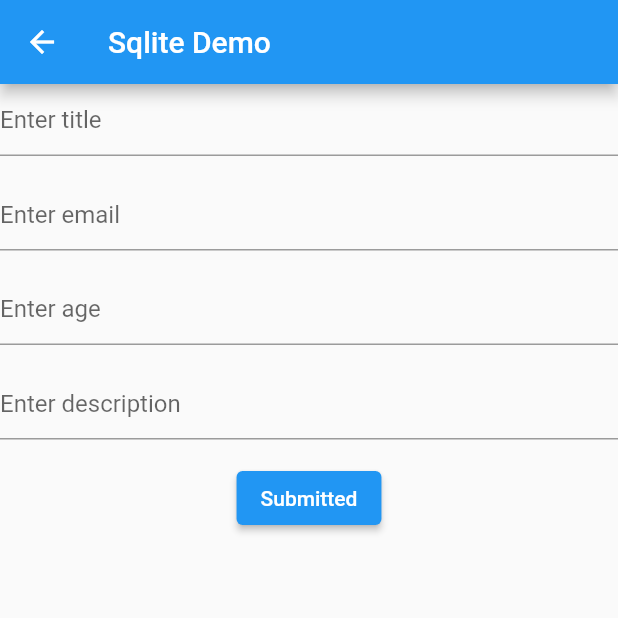
After one commit to shahzadhsp/khubaib_sqflite, a Flutter app: the screen it shows after launch, after a tap on the "add" icon, on a phone screen of 412 x 824 dp, the top half of it. The commit adds this screen. Run offline on Flutter 3.47's test engine with Material 2 defaults, Android fonts, the phone set to English and light mode, and no system bars; our stand-ins replace sqflite; accounts and stored records are empty.

Commit message:
updated code with sqflite

```diff
--- /dev/null
+++ b/lib/form_screen.dart
@@ -0,0 +1,214 @@
+import 'package:flutter/material.dart';
+import 'package:khubaib_sqflite/db_handler.dart';
+import 'package:khubaib_sqflite/notes_model.dart';
+
+class FormScreen extends StatefulWidget {
+  const FormScreen({super.key});
+
+  @override
+  State<FormScreen> createState() => _FormScreenState();
+}
+
+class _FormScreenState extends State<FormScreen> {
+  final _titleController = TextEditingController();
+  final _emailController = TextEditingController();
+
+  final _ageController = TextEditingController();
+  final _descriptionController = TextEditingController();
+// create a database class instance
+  DbHelper dbHelper = DbHelper();
+  // create a model class instance
+  NotesModel? notesModel;
+  // initialize a list
+  List<NotesModel> notesModellist = [];
+
+ // int updatIndex=0;
+ //create a global form key for check validation
+  final _formkey = GlobalKey<FormState>();
+  @override
+  Widget build(BuildContext context) {
+  //  List<NotesModel> notesModellist = [];
+    return Scaffold(
+      appBar: AppBar(
+        title: const Text('Sqlite Demo'),
+      ),
+      body: Form(
+          key: _formkey,
+          child: Column(
+            children: [
+              TextFormField(
+                controller: _titleController,
+                decoration: InputDecoration(hintText: 'Enter title'),
+              ),
+              SizedBox(
+                height: 15,
+              ),
+              TextFormField(
+                controller: _emailController,
+                decoration: InputDecoration(hintText: 'Enter email'),
+              ),
+              SizedBox(
+                height: 15,
+              ),
+              TextFormField(
+                controller: _ageController,
+                keyboardType: TextInputType.number,
+                decoration: InputDecoration(hintText: 'Enter age'),
+              ),
+              SizedBox(
+                height: 15,
+              ),
+              TextFormField(
+                controller: _descriptionController,
+                decoration: InputDecoration(hintText: 'Enter description'),
+              ),
+              SizedBox(
+                height: 15,
+              ),
+              ElevatedButton(
+                onPressed: () {
+
+                  _submittedButton(context);
+
+                  setState(() {});
+                },
+                child: Text('Submitted'),
+              ),
+              SizedBox(
+                height: 20,
+              ),
+              // Expanded(
+              //   child: FutureBuilder(
+              //     future: dbHelper.getNotesList(),
+              //     builder: (context, snapshot) {
+              //       if (snapshot.hasData) {
+              //         notesModellist = snapshot.data as List<NotesModel>;
+              //         return ListView.builder(
+              //           shrinkWrap: true,
+              //           itemCount: snapshot.data!.length,
+              //           itemBuilder: (BuildContext context, int index) {
+              //             NotesModel st = notesModellist[index];
+              //             return Row(
+              //               children: [
+              //                 Card(
+              //                   color: Colors.red,
+              //                   child: Column(
+              //                     children: [
+              //                       Text(
+              //                         'Title ${st.title}',
+              //                         style: TextStyle(
+              //                             color: Colors.white, fontSize: 16),
+              //                       ),
+              //                       SizedBox(
+              //                         height: 20,
+              //                       ),
+              //                       Text('Age ${st.age}',
+              //                           style: TextStyle(
+              //                               color: Colors.white, fontSize: 15)),
+              //                       SizedBox(
+              //                         height: 20,
+              //                       ),
+              //                       Text('Email ${st.email}',
+              //                           style: TextStyle(
+              //                               color: Colors.white, fontSize: 16)),
+              //                       SizedBox(
+              //                         height: 20,
+              //                       ),
+              //                       Text('Description: ${st.description}',
+              //                           style: TextStyle(
+              //                               color: Colors.white, fontSize: 16)),
+              //                     ],
+              //                   ),
+              //                 ),
+              //                 IconButton(
+              //                     onPressed: () {
+              //                       // _titleController.text= st.title;
+              //                       // _emailController.text= st.email;
+              //                       // _ageController.text = st.email;
+              //                       // _descriptionController.text= st.description;
+              //                       // notesModellist =st as List<NotesModel>;
+              //                       // updatIndex = index;
+              //                     },
+              //                     icon: Icon(
+              //                       Icons.edit,
+              //                       color: Colors.blue,size: 20,
+              //                     )),
+              //                 IconButton(
+              //                     onPressed: () {
+
+              //                       dbHelper.delete(st.id as int);
+              //                       setState(() {
+              //                         notesModellist.removeAt(index);
+              //                       });
+              //                     },
+              //                     icon: Icon(
+              //                       Icons.delete,
+              //                       color: Colors.red,size: 20,
+              //                     )),
+              //               ],
+              //             );
+              //           },
+              //         );
+              //       }
+              //       return CircularProgressIndicator();
+              //     },
+              //   ),
+              // ),
+            ],
+          )),
+    );
+  }
+
+  void _submittedButton(BuildContext context) {
+    if (_formkey.currentState!.validate()) {
+      if (notesModel == null) {
+       NotesModel notesModel = NotesModel(
+            title: _titleController.text,
+            email: _emailController.text,
+            age: int.parse(_ageController.text),
+            description: _descriptionController.text);
+        dbHelper.insert(notesModel).then(
+          (id) {
+            print('Submitted form successfuly ${id}');
+            print(' Titl :${_titleController.text}');
+            print('Email: ${_emailController.text}');
+            print('Age :${_ageController.text}');
+
+            print(" Description : ${_descriptionController.text}");
+            _titleController.clear();
+            _ageController.clear();
+            _emailController.clear();
+            _descriptionController.clear();
+            //Retrieve update note list
+            dbHelper.getNotesList().then((updatedlist) {
+              setState(() {
+                notesModellist = updatedlist;
+              });
+
+            });
+          },
+        );
+      }
+      // else{
+      //   // notesModellist.title =_titleController.text;
+      //   // notesModel!.email=_emailController.text;
+      //   // notesModel!.age=int.parse(_ageController.text);
+      //   // notesModel!.description=_descriptionController.text;
+      //   dbHelper.update(notesModel!).then((id) {
+      //     setState(() {
+      //       notesModellist[updatIndex]=  _titleController.text as NotesModel;
+      //       notesModellist[updatIndex]=_emailController.text as NotesModel;
+      //       notesModellist[updatIndex]=_ageController.text as NotesModel;
+      //       notesModellist[updatIndex]= _descriptionController.text as NotesModel;
+      //     });
+      //     _titleController.clear();
+      //       _ageController.clear();
+      //       _emailController.clear();
+      //       _descriptionController.clear();
+      //         notesModel = null;
+      //   });
+      // }
+    }
+    Navigator.pop(context,notesModel);
+  }
+}
--- a/lib/main.dart
+++ b/lib/main.dart
@@ -1,5 +1,5 @@
 import 'package:flutter/material.dart';
-import 'package:khubaib_sqflite/home_screen.dart';
+import 'package:khubaib_sqflite/show_data_gpt.dart';
 
 void main() {
   runApp(const MyApp());
@@ -16,7 +16,7 @@ class MyApp extends StatelessWidget {
       theme: ThemeData(
         primarySwatch: Colors.blue,
       ),
-      home: const HomeScreen(),
+      home: const ShowDataGpt(),
     );
   }
 }
--- /dev/null
+++ b/lib/show_data_gpt.dart
@@ -0,0 +1,99 @@
+import 'package:flutter/material.dart';
+
+import 'package:khubaib_sqflite/db_handler.dart';
+import 'package:khubaib_sqflite/form_screen.dart';
+import 'package:khubaib_sqflite/notes_model.dart';
+
+class ShowDataGpt extends StatefulWidget {
+  const ShowDataGpt({Key? key}) : super(key: key);
+
+  @override
+  _ShowDataGptState createState() => _ShowDataGptState();
+}
+
+class _ShowDataGptState extends State<ShowDataGpt> {
+  DbHelper dbHelper = DbHelper();
+
+  @override
+  Widget build(BuildContext context) {
+    return Scaffold(
+      appBar: AppBar(
+        title: const Text('Notes'),
+      ),
+      floatingActionButton: FloatingActionButton(
+        onPressed: () async {
+          print('Click');
+          var value = await Navigator.push(
+            context,
+            MaterialPageRoute(
+              builder: (context) => FormScreen(),
+            ),
+          );
+          setState(() {
+            if (value != null &&
+                value.title != "" &&
+                value.email != "" &&
+                value.age != "" &&
+                value.description != "") {
+              NotesModel notesModel = NotesModel(
+                title: value.title,
+                email: value.email,
+                age: int.parse(value.age),
+                description: value.description,
+              );
+              dbHelper.insert(notesModel);
+            }
+          });
+        },
+        child: Icon(Icons.add),
+      ),
+      body: FutureBuilder(
+        future: dbHelper.getNotesList(),
+        builder: (context, snapshot) {
+          if (snapshot.connectionState == ConnectionState.waiting) {
+            return Center(child: CircularProgressIndicator());
+          } else if (snapshot.hasData) {
+            List<NotesModel> notesModellist = snapshot.data as List<NotesModel>;
+
+            if (notesModellist.isNotEmpty) {
+              return ListView.builder(
+                itemCount: notesModellist.length,
+                itemBuilder: (BuildContext context, int index) {
+                  NotesModel st = notesModellist[index];
+                  return ListTile(
+                    title: Text(st.title),
+                    subtitle: Text('Age: ${st.age}'),
+                    trailing: IconButton(
+                      icon: Icon(Icons.delete),
+                      onPressed: () {
+                        dbHelper.delete(st.id!);
+                        setState(() {
+                          notesModellist.removeAt(index);
+                        });
+                      },
+                    ),
+                  );
+                },
+              );
+            } else {
+              return Center(
+                child: Text(
+                  'No Record Found Here',
+                  style: TextStyle(fontSize: 30),
+                ),
+              );
+            }
+          } else if (snapshot.hasError) {
+            return Center(
+              child: Text('Error: ${snapshot.error}'),
+            );
+          } else {
+            return Container(); // Placeholder widget while waiting for data
+          }
+
+        },
+
+      ),
+    );
+  }
+}
--- a/pubspec.yaml
+++ b/pubspec.yaml
@@ -35,8 +35,8 @@ dependencies:
   # The following adds the Cupertino Icons font to your application.
   # Use with the CupertinoIcons class for iOS style icons.
   cupertino_icons: ^1.0.2
-  sqflite: ^2.2.8+3
-  path_provider: ^2.0.15
+  sqflite:
+  path_provider:
 
 dev_dependencies:
   flutter_test:
```
Also changed, not shown: lib/home_screen.dart (deleted, +0 -141 lines), lib/notes_model.dart (+10 -3 lines), lib/showdata.dart (+133 -73 lines), pubspec.lock, 2 other files.
